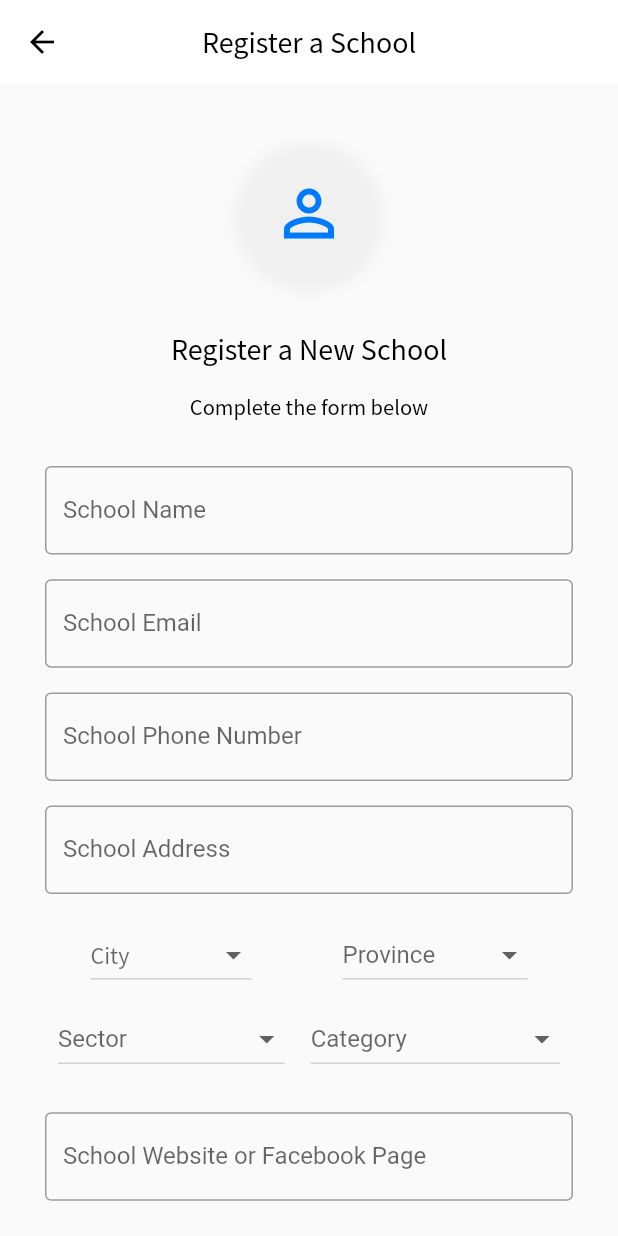
After one commit to faseeh1999/find_my_school_updated, a Flutter app: the SettingsScreen screen opened directly, after a tap on "Register a School", on a phone screen of 412 x 824 dp. The commit adds this screen. Run offline on Flutter 3.47's test engine with Material 2 defaults, Android fonts, the phone set to English and light mode, and no system bars; our stand-ins replace animated_text_kit, carousel_slider, cloud_firestore, firebase_auth, flutter_rating_bar, flutter_spinkit and 4 more; missing offline and left inert: mailer; accounts and stored records are empty.

Commit message:
Half UI of register school Complete
Half UI of register school Complete.

```diff
--- /dev/null
+++ b/lib/screens/settings/registerSchool.dart
@@ -0,0 +1,442 @@
+import 'package:find_my_school_updated/theme/color.dart';
+import 'package:find_my_school_updated/theme/text.dart';
+import 'package:flutter/material.dart';
+import 'package:form_validator/form_validator.dart';
+
+class RegisterSchool extends StatefulWidget {
+  @override
+  _RegisterSchoolState createState() => _RegisterSchoolState();
+}
+
+class _RegisterSchoolState extends State<RegisterSchool> {
+  GlobalKey<FormState> _form = GlobalKey();
+  // Function to Validate Form State
+  bool _validate() {
+    return _form.currentState.validate();
+  }
+// Form Field Validators
+
+  final validateSchoolName =
+      ValidationBuilder().required().maxLength(35).build();
+  final validateSchoolPhone = ValidationBuilder()
+      .required()
+      .phone()
+      .maxLength(11)
+      .minLength(11)
+      .build();
+  final validateSchoolEmail =
+      ValidationBuilder().required().email().maxLength(50).build();
+  final validateSchoolAddress =
+      ValidationBuilder().required().maxLength(100).build();
+//Strings for Form Fields
+  String schoolName;
+  String schoolEmail;
+  String schoolPhone;
+  String schoolCity;
+  String schoolProvince;
+  String schoolSector;
+  String schoolCategory;
+  String schoolLocation;
+  String schoolCurriculum;
+  String schoolfeeDetails;
+  int schoolLowerFeeRange;
+  int schoolUpperFeeRange;
+  String schoolOpeningtiming;
+  String schoolNormaltiming;
+  String schoolFridaytiming;
+  String schoolWebUrl;
+
+  @override
+  Widget build(BuildContext context) {
+    Size size = MediaQuery.of(context).size;
+    return Scaffold(
+      appBar: AppBar(
+        elevation: 0.0,
+        backgroundColor: Colors.white,
+        title: Text(
+          "Register a School",
+          style: TextStyle(color: Colors.black, fontFamily: 'ss'),
+        ),
+        centerTitle: true,
+        iconTheme: IconThemeData(color: Colors.black),
+      ),
+      body: SingleChildScrollView(
+        child: Column(
+          mainAxisAlignment: MainAxisAlignment.start,
+          crossAxisAlignment: CrossAxisAlignment.center,
+          children: [
+            SizedBox(
+              height: size.height * 0.05,
+            ),
+            Container(
+              padding: EdgeInsets.all(20.0),
+              decoration: BoxDecoration(
+                color: Colors.transparent,
+                boxShadow: [
+                  BoxShadow(
+                    color: Colors.grey[200].withOpacity(0.8),
+                    spreadRadius: 5,
+                    blurRadius: 7,
+                    offset: Offset(0, 3), // changes position of shadow
+                  ),
+                ],
+                shape: BoxShape.circle,
+              ),
+              child: Icon(
+                Icons.person_outline_outlined,
+                color: iconColor,
+                size: 50.0,
+              ),
+            ),
+            SizedBox(
+              height: size.height * 0.04,
+            ),
+            Text(
+              "Register a New School",
+              style: TextStyle(
+                  fontFamily: 'ss', fontSize: 20, color: Colors.black),
+            ),
+            SizedBox(
+              height: size.height * 0.02,
+            ),
+            Text(
+              "Complete the form below",
+              style: TextStyle(
+                  fontFamily: 'ss', fontSize: 15, color: Colors.black),
+            ),
+
+            // Update User Form Starts from here.
+            Padding(
+              padding: EdgeInsets.all(30.0),
+              child: Form(
+                key: _form,
+                child: Column(
+                  children: [
+                    TextFormField(
+                      onChanged: (val) {
+                        setState(() {
+                          schoolName = val;
+                        });
+                      },
+                      autovalidateMode: AutovalidateMode.onUserInteraction,
+                      validator: validateSchoolName,
+                      decoration: InputDecoration(
+                          labelText: "School Name",
+                          border: OutlineInputBorder()),
+                    ),
+                    SizedBox(height: size.height * 0.02),
+                    TextFormField(
+                      autovalidateMode: AutovalidateMode.onUserInteraction,
+                      validator: validateSchoolEmail,
+                      decoration: InputDecoration(
+                          labelText: "School Email",
+                          border: OutlineInputBorder()),
+                    ),
+                    SizedBox(height: size.height * 0.02),
+                    TextFormField(
+                      onChanged: (val) {
+                        setState(() {
+                          schoolPhone = val;
+                        });
+                      },
+                      autovalidateMode: AutovalidateMode.onUserInteraction,
+                      validator: validateSchoolPhone,
+                      decoration: InputDecoration(
+                          labelText: "School Phone Number",
+                          border: OutlineInputBorder()),
+                    ),
+                    SizedBox(height: size.height * 0.02),
+                    TextFormField(
+                      onChanged: (val) {
+                        setState(() {
+                          schoolPhone = val;
+                        });
+                      },
+                      autovalidateMode: AutovalidateMode.onUserInteraction,
+                      validator: validateSchoolPhone,
+                      decoration: InputDecoration(
+                          labelText: "School Address",
+                          border: OutlineInputBorder()),
+                    ),
+                    SizedBox(height: size.height * 0.02),
+                    Column(
+                      mainAxisAlignment: MainAxisAlignment.center,
+                      crossAxisAlignment: CrossAxisAlignment.start,
+                      children: [
+                        Row(
+                          mainAxisAlignment: MainAxisAlignment.spaceAround,
+                          children: [
+                            DropdownButton<String>(
+                              value: schoolCity,
+                              hint: Text(
+                                "City",
+                                style: TextStyle(fontFamily: 'ss'),
+                                textAlign: TextAlign.center,
+                              ),
+                              items: <String>[
+                                // 'A', 'B', 'C', 'D'
+                                'Lahore',
+                                'Karachi',
+                                'Islamabad',
+                                'Multan',
+                                'Peshawar',
+                                'Rawalpindi',
+                                'Faisalabad',
+                                'Quetta',
+                                'Gujranwala',
+                                'Sargodha',
+                                'Sialkot',
+                                'Hyderabad',
+                                'Sukkur',
+                                'Larkana',
+                                'Mardan',
+                                'Abbottabad',
+                                'Kohat'
+                              ].map((String value) {
+                                return new DropdownMenuItem<String>(
+                                  value: value,
+                                  child: new Text(value),
+                                );
+                              }).toList(),
+                              onChanged: (value) {
+                                setState(() {
+                                  schoolCity = value;
+                                  print(schoolCity);
+                                });
+                              },
+                            ),
+                            DropdownButton<String>(
+                              value: schoolProvince,
+                              hint: Text("Province"),
+                              items: <String>[
+                                // 'A', 'B', 'C', 'D'
+                                'Punjab',
+                                'Sindh',
+                                'KPK',
+                                'Balochistan',
+                                'Azad Kashmir'
+                              ].map((String value) {
+                                return new DropdownMenuItem<String>(
+                                  value: value,
+                                  child: new Text(value),
+                                );
+                              }).toList(),
+                              onChanged: (value) {
+                                setState(() {
+                                  schoolProvince = value;
+                                  print(schoolProvince);
+                                });
+                              },
+                            ),
+                          ],
+                        ),
+                        SizedBox(
+                          height: size.height * 0.01,
+                        ),
+                        Row(
+                          mainAxisAlignment: MainAxisAlignment.spaceAround,
+                          children: [
+                            DropdownButton<String>(
+                              focusColor: primaryColor,
+                              value: schoolSector,
+                              hint: Text("Sector"),
+                              items: <String>[
+                                // 'A', 'B', 'C', 'D'
+                                'Public',
+                                'Private',
+                                'Semi-Government',
+                              ].map((String value) {
+                                return new DropdownMenuItem<String>(
+                                  value: value,
+                                  child: new Text(value),
+                                );
+                              }).toList(),
+                              onChanged: (value) {
+                                setState(() {
+                                  schoolSector = value;
+                                  print(schoolSector);
+                                });
+                              },
+                            ),
+                            DropdownButton<String>(
+                              value: schoolCategory,
+                              hint: Text("Category"),
+                              items: <String>[
+                                // 'A', 'B', 'C', 'D'
+                                'Matriculation',
+                                'O/A Levels',
+                                'Matric & O/A Levers',
+                                'Madrissa'
+                              ].map((String value) {
+                                return new DropdownMenuItem<String>(
+                                  value: value,
+                                  child: new Text(value),
+                                );
+                              }).toList(),
+                              onChanged: (value) {
+                                setState(() {
+                                  schoolCategory = value;
+                                  print(schoolCategory);
+                                });
+                              },
+                            ),
+                          ],
+                        )
+                      ],
+                    ),
+                    SizedBox(
+                      height: size.height * 0.03,
+                    ),
+                    TextFormField(
+                      onChanged: (val) {
+                        setState(() {
+                          schoolPhone = val;
+                        });
+                      },
+                      autovalidateMode: AutovalidateMode.onUserInteraction,
+                      validator: validateSchoolPhone,
+                      decoration: InputDecoration(
+                          labelText: "School Website or Facebook Page",
+                          border: OutlineInputBorder()),
+                    ),
+                    SizedBox(
+                      height: size.height * 0.03,
+                    ),
+                    RaisedButton.icon(
+                      elevation: 3.0,
+                      onPressed: () {
+                        if (_validate() == true) {
+                          // SendresetPasswordEmail(_oldPassword.text);
+                          //Confirm Button
+                          Widget confirmButton = FlatButton(
+                            child: Text("Ok"),
+                            onPressed: () {
+                              Navigator.of(context).pop();
+                              setState(() {
+                                schoolName = "";
+                                schoolEmail = "";
+                                schoolPhone = "";
+                                schoolCity = "";
+                                schoolProvince = "";
+                                schoolSector = "";
+                                schoolCategory = "";
+                                schoolCurriculum = "";
+                                schoolfeeDetails = "";
+                                schoolFridaytiming = "";
+                                schoolOpeningtiming = "";
+                                schoolNormaltiming = "";
+                                schoolLocation = "";
+                                schoolWebUrl = "";
+                                schoolLowerFeeRange = 0;
+                                schoolUpperFeeRange = 0;
+                              });
+                              Navigator.pop(context);
+                            },
+                          );
+                          // set up the Ok Dialog
+                          AlertDialog okAlert = AlertDialog(
+                            title: Text("Information Updated"),
+                            content: Text(
+                                "Your New Account Iinfomation has been Updated."),
+                            actions: [
+                              confirmButton,
+                            ],
+                          );
+                          Widget okButton = FlatButton(
+                            child: Text("OK"),
+                            onPressed: () async {
+                              // Navigator.of(context).pop();
+                              // setState(() {
+                              //   isLoading = true;
+                              // });
+                              // await DatabaseService(uid: user.uid)
+                              //     .updateUserDate(
+                              //         name ?? userData.name,
+                              //         email ?? userData.email,
+                              //         phone ?? userData.phone)
+                              //     .whenComplete(() => {
+                              //           setState(() {
+                              //             isLoading = false;
+                              //             showDialog(
+                              //               context: context,
+                              //               builder: (BuildContext context) {
+                              //                 return okAlert;
+                              //               },
+                              //             );
+                              //           })
+                              //         });
+                            },
+                          );
+
+                          Widget cancelButton = FlatButton(
+                            child: Text("Cancel"),
+                            onPressed: () {
+                              Navigator.of(context).pop();
+                              setState(() {
+                                schoolName = "";
+                                schoolEmail = "";
+                                schoolPhone = "";
+                                schoolCity = "";
+                                schoolProvince = "";
+                                schoolSector = "";
+                                schoolCategory = "";
+                                schoolCurriculum = "";
+                                schoolfeeDetails = "";
+                                schoolFridaytiming = "";
+                                schoolOpeningtiming = "";
+                                schoolNormaltiming = "";
+                                schoolLocation = "";
+                                schoolWebUrl = "";
+                                schoolLowerFeeRange = 0;
+                                schoolUpperFeeRange = 0;
+                              });
+                            },
+                          );
+
+                          // set up the AlertDialog to Confrim Changes
+                          AlertDialog confirmAlert = AlertDialog(
+                            title: Text("Confirm Changes"),
+                            content: Text(
+                                "Are you sure you want to update your account?"),
+                            actions: [
+                              cancelButton,
+                              okButton,
+                            ],
+                          );
+                          // show the dialog
+                          showDialog(
+                            context: context,
+                            builder: (BuildContext context) {
+                              return confirmAlert;
+                            },
+                          );
+                        }
+                      },
+                      shape: RoundedRectangleBorder(
+                          borderRadius:
+                              BorderRadius.all(Radius.circular(18.0))),
+                      label: Text(
+                        'Update Account',
+                        style: ButtonTextStyle,
+                      ),
+                      icon: Icon(
+                        Icons.done_all_outlined,
+                        color: Colors.white,
+                      ),
+                      textColor: Colors.white,
+                      splashColor: Colors.blueAccent,
+                      color: buttonColor,
+                      padding: EdgeInsets.only(
+                          left: 35.0, right: 35.0, top: 10.0, bottom: 10.0),
+                    ),
+                    SizedBox(height: size.height * 0.01),
+                  ],
+                ),
+              ),
+            )
+          ],
+        ),
+      ),
+    );
+  }
+}
--- a/lib/screens/settings/settings.dart
+++ b/lib/screens/settings/settings.dart
@@ -3,6 +3,7 @@ import 'package:find_my_school_updated/screens/settings/account.dart';
 import 'package:find_my_school_updated/screens/settings/changePassword.dart';
 import 'package:find_my_school_updated/screens/settings/contact.dart';
 import 'package:find_my_school_updated/screens/settings/privacy.dart';
+import 'package:find_my_school_updated/screens/settings/registerSchool.dart';
 import 'package:find_my_school_updated/screens/settings/terms.dart';
 import 'package:find_my_school_updated/services/auth.dart';
 import 'package:find_my_school_updated/shared/drawer.dart';
@@ -28,7 +29,9 @@ class SettingsScreen extends StatelessWidget {
         centerTitle: true,
       ),
       drawer: MainDrawer(),
-      body: Stack(
+      body: SingleChildScrollView(
+        scrollDirection: Axis.vertical,
+        child: Stack(
           children: [
             Container(
               height: size.height * 0.25,
@@ -77,7 +80,6 @@ class SettingsScreen extends StatelessWidget {
               ),
             ),
             Center(
-            child: SingleChildScrollView(
               child: Column(
                 mainAxisAlignment: MainAxisAlignment.center,
                 crossAxisAlignment: CrossAxisAlignment.center,
@@ -239,6 +241,30 @@ class SettingsScreen extends StatelessWidget {
                       elevation: 0.5,
                       //padding: EdgeInsets.symmetric(horizontal: size.width*0.35,vertical: size.height*0.02),
                       onPressed: () {
+                        Navigator.push(
+                            context,
+                            PageTransition(
+                                child: RegisterSchool(),
+                                type: PageTransitionType.fade,
+                                duration: Duration(milliseconds: 300)));
+                      },
+                      textColor: Colors.black,
+                      color: Colors.white,
+                      child: Align(
+                          alignment: Alignment.centerLeft,
+                          child: Text("Register a School",
+                              style:
+                                  TextStyle(fontFamily: 'ss', fontSize: 16))),
+                    ),
+                  ),
+                  Container(
+                    margin: EdgeInsets.fromLTRB(0, 10, 0, 10),
+                    height: size.height * 0.05,
+                    width: size.width * 0.8,
+                    child: RaisedButton(
+                      elevation: 0.5,
+                      //padding: EdgeInsets.symmetric(horizontal: size.width*0.35,vertical: size.height*0.02),
+                      onPressed: () {
                         Widget logoutButton = FlatButton(
                           child: Text("Logout"),
                           onPressed: () async {
@@ -282,8 +308,8 @@ class SettingsScreen extends StatelessWidget {
                 ],
               ),
             ),
+          ],
         ),
-        ],
       ),
     );
   }
```
Lines whose indentation alone changed are shown as unchanged.
